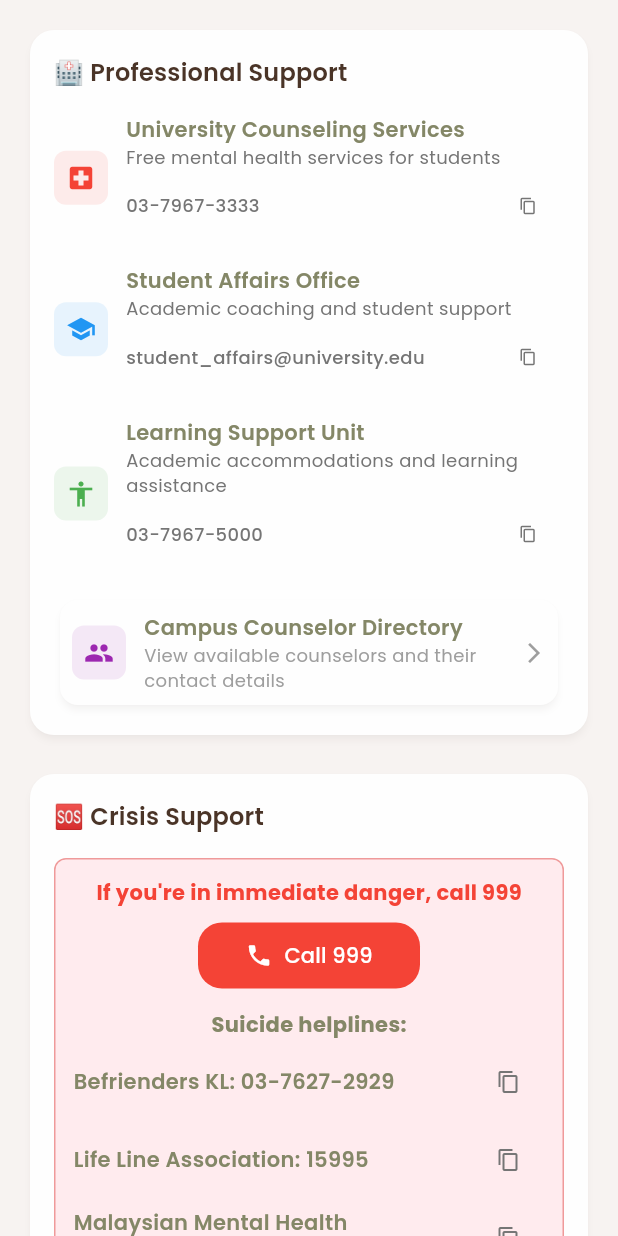
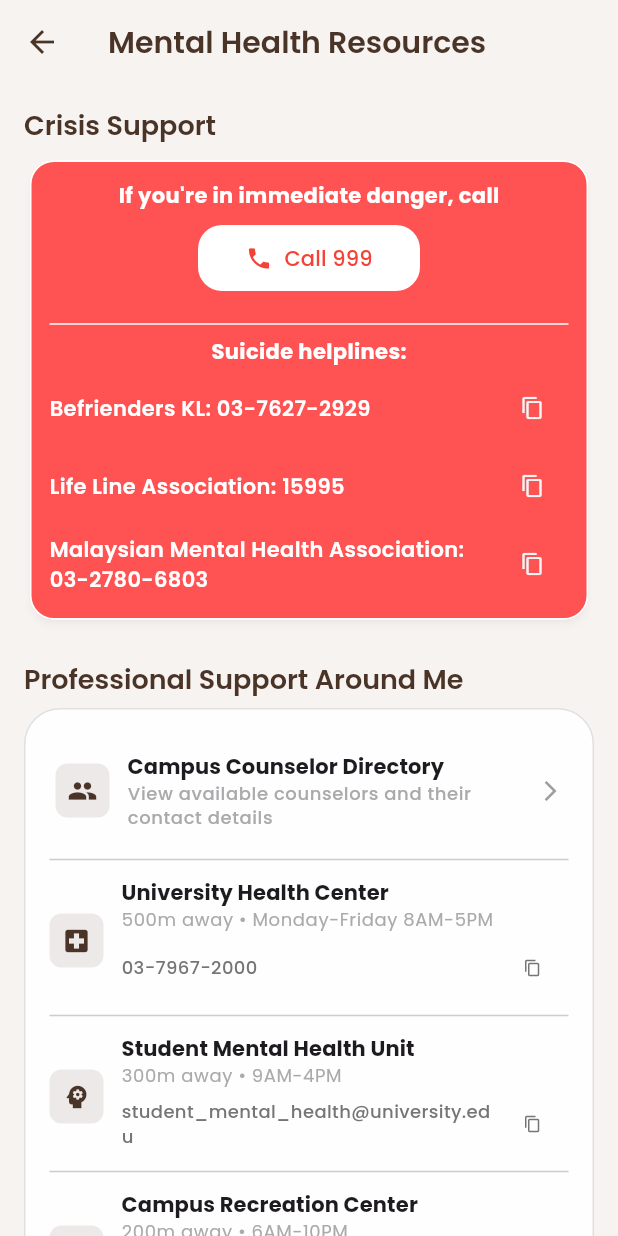
Before and after one commit to jocelyngan2005/solace, a Flutter app: the ResourcesScreen screen opened directly, on a phone screen of 412 x 824 dp. Run offline on Flutter 3.47's test engine with Material 3 defaults, Android fonts, the phone set to English and light mode, and no system bars; our stand-ins replace fl_chart, google_fonts; accounts and stored records are empty.

Commit message:
update mental health resources

```diff
--- a/lib/screens/academic/academic_screen.dart
+++ b/lib/screens/academic/academic_screen.dart
@@ -1,7 +1,7 @@
 import 'package:flutter/material.dart';
 import 'package:intl/intl.dart';
 import '../../widgets/dashboard_card.dart';
-import 'resources_screen.dart';
+import '../therapy/resources_screen.dart';
 
 class AcademicScreen extends StatefulWidget {
   const AcademicScreen({super.key});
--- a/lib/screens/academic/resources_screen.dart
+++ b/lib/screens/therapy/resources_screen.dart
@@ -1,6 +1,5 @@
 import 'package:flutter/material.dart';
 import 'package:flutter/services.dart';
-import '../../widgets/dashboard_card.dart';
 
 class ResourcesScreen extends StatelessWidget {
   const ResourcesScreen({super.key});
@@ -8,80 +7,50 @@
   @override
   Widget build(BuildContext context) {
     return Scaffold(
+      appBar: AppBar(
+        title: const Text('Mental Health Resources'),
+      ),
       body: SingleChildScrollView(
         padding: const EdgeInsets.all(16),
         child: Column(
           crossAxisAlignment: CrossAxisAlignment.start,
           children: [
-            // Professional Help
-            DashboardCard(
-              title: '🏥 Professional Support',
-              child: Column(
-                children: [
-                  _buildResourceItem(
-                    context,
-                    'University Counseling Services',
-                    'Free mental health services for students',
-                    '03-7967-3333',
-                    Icons.local_hospital,
-                    Colors.red,
-                  ),
-                  const SizedBox(height: 16),
-                  _buildResourceItem(
-                    context,
-                    'Student Affairs Office',
-                    'Academic coaching and student support',
-                    'student_affairs@university.edu',
-                    Icons.school,
-                    Colors.blue,
-                  ),
-                  const SizedBox(height: 16),
-                  _buildResourceItem(
-                    context,
-                    'Learning Support Unit',
-                    'Academic accommodations and learning assistance',
-                    '03-7967-5000',
-                    Icons.accessibility,
-                    Colors.green,
-                  ),
-                  const SizedBox(height: 16),
-                  _buildCounselorDirectoryCard(context),
-                ],
+            // Crisis Support
+            Text(
+              'Crisis Support',
+              style: Theme.of(context).textTheme.titleLarge?.copyWith(
+                fontWeight: FontWeight.w600,
               ),
             ),
-
-            const SizedBox(height: 18),
-
-            // Crisis Resources
-            DashboardCard(
-              title: '🆘 Crisis Support',
+            const SizedBox(height: 8),
+            Card(
               child: Column(
                 children: [
                   Container(
                     padding: const EdgeInsets.all(12),
                     decoration: BoxDecoration(
-                      color: Colors.red[50],
-                      borderRadius: BorderRadius.circular(8),
-                      border: Border.all(color: Colors.red[200]!),
+                      color: Colors.redAccent,
+                      borderRadius: BorderRadius.circular(16),
+                      border: Border.all(color: Colors.white),
                     ),
                     child: Column(
                       children: [
                         const Text(
-                          'If you\'re in immediate danger, call 999',
+                          'If you\'re in immediate danger, call',
                           style: TextStyle(
                           fontWeight: FontWeight.bold,
-                          color: Colors.red,
+                          color: Colors.white,
                           ),
                         ),
                         const SizedBox(height: 8),
                         SizedBox(
                           width: 148,
                           child: ElevatedButton.icon(
-                          icon: const Icon(Icons.phone, color: Colors.white),
+                          icon: const Icon(Icons.phone, color: Colors.red),
                           label: const Text('Call 999'),
                           style: ElevatedButton.styleFrom(
-                            backgroundColor: Colors.red,
-                            foregroundColor: Colors.white,
+                            backgroundColor: Colors.white,
+                            foregroundColor: Colors.red,
                             shape: RoundedRectangleBorder(
                             borderRadius: BorderRadius.circular(16),
                             ),
@@ -99,10 +68,12 @@
                           ),
                         ),
                         const SizedBox(height: 12),
+                        const Divider(color: Colors.white),
                         const Text(
                           'Suicide helplines:',
                           style: TextStyle(
                             fontWeight: FontWeight.bold,
+                            color: Colors.white,
                           ),
                         ),
                         const SizedBox(height: 4),
@@ -118,40 +89,68 @@
               ),
             ),
 
-            const SizedBox(height: 16),
+            const SizedBox(height: 24),
 
             // Location-based Help (Simulated)
-            DashboardCard(
-              title: '📍 Local Resources',
+            Text(
+              'Professional Support Around Me',
+              style: Theme.of(context).textTheme.titleLarge?.copyWith(
+                fontWeight: FontWeight.w600,
+              ),
+            ),
+            const SizedBox(height: 8),
+            Container(
+              padding: const EdgeInsets.all(12),
+              decoration: BoxDecoration(
+              color: Theme.of(context).colorScheme.surface,
+              borderRadius: BorderRadius.circular(24),
+              border: Border.all(color: Colors.grey[300]!),
+              ),
+              child: Card(
+              elevation: 0,
+              color: Colors.transparent,
+              shape: RoundedRectangleBorder(borderRadius: BorderRadius.circular(16)),
               child: Column(
                 children: [
+                _buildCounselorDirectoryCard(context),
+                Divider(color: Theme.of(context).colorScheme.outline.withOpacity(0.6)),
+                const SizedBox(height: 4),
                 _buildResourceItem(
                   context,
                   'University Health Center',
-                    '500m away • Open Monday-Friday 8AM-5PM',
+                  '500m away • Monday-Friday 8AM-5PM',
                   '03-7967-2000',
                   Icons.local_hospital,
-                    Colors.red,
                 ),
-                  const SizedBox(height: 12),
+                Divider(color: Theme.of(context).colorScheme.outline.withOpacity(0.6)),
+                const SizedBox(height: 4),
                 _buildResourceItem(
                   context,
                   'Student Mental Health Unit',
-                    '300m away • Walk-in hours: 9AM-4PM',
+                  '300m away • 9AM-4PM',
                   'student_mental_health@university.edu',
                   Icons.psychology,
-                    Colors.purple,
                 ),
-                  const SizedBox(height: 12),
+                Divider(color: Theme.of(context).colorScheme.outline.withOpacity(0.6)),
+                const SizedBox(height: 4),
                 _buildResourceItem(
                   context,
                   'Campus Recreation Center',
-                    '200m away • Free fitness and wellness programs',
+                  '200m away • 6AM-10PM',
                   '03-7967-3000',
                   Icons.fitness_center,
-                    Colors.orange,
+                ),
+                Divider(color: Theme.of(context).colorScheme.outline.withOpacity(0.6)),
+                const SizedBox(height: 4),
+                _buildResourceItem(
+                  context,
+                  'Student Affairs Office',
+                  '300m away • Monday-Friday 9AM-6PM',
+                  'student_affairs@university.edu',
+                  Icons.school,
                 ),
                 ],
+              ),
               ),
             ),
 
@@ -215,39 +214,46 @@
 
   Widget _buildCounselorDirectoryCard(BuildContext context) {
     return Card(
-      elevation: 2,
+      elevation: 0, // No shadow
+      color: Theme.of(context).colorScheme.surface,
       shape: RoundedRectangleBorder(borderRadius: BorderRadius.circular(12)),
       child: InkWell(
         onTap: () => _showCounselorDirectory(context),
         borderRadius: BorderRadius.circular(12),
         child: Padding(
-          padding: const EdgeInsets.all(8),
+          padding: const EdgeInsets.symmetric(horizontal: 0, vertical: 8),
           child: Row(
             children: [
               Container(
                 padding: const EdgeInsets.all(8),
                 decoration: BoxDecoration(
-                  color: Colors.purple.withOpacity(0.1),
+                  color: Theme.of(context).colorScheme.onSurface.withOpacity(0.1),
                   borderRadius: BorderRadius.circular(8),
                 ),
-                child: const Icon(Icons.people, color: Colors.purple, size: 20),
+                child: Icon(Icons.people, color: Theme.of(context).colorScheme.onSurface, size: 20),
               ),
               const SizedBox(width: 12),
-              const Expanded(
+              Expanded(
                 child: Column(
                   crossAxisAlignment: CrossAxisAlignment.start,
                   children: [
                     Text(
                       'Campus Counselor Directory',
-                      style: TextStyle(fontWeight: FontWeight.w600),
+                      style: Theme.of(context).textTheme.titleSmall?.copyWith(
+                        fontWeight: FontWeight.w700,
+                      ),
                     ),
                     Text(
                       'View available counselors and their contact details',
-                      style: TextStyle(color: Colors.grey, fontSize: 12),
+                      style: Theme.of(context).textTheme.bodySmall?.copyWith(
+                        fontWeight: FontWeight.w500,
+                        color: Theme.of(context).colorScheme.outline,
+                      ),
                     ),
                   ],
                 ),
               ),
+              const SizedBox(width: 8),
               const Icon(Icons.arrow_forward_ios, size: 16, color: Colors.grey),
             ],
           ),
@@ -256,7 +262,7 @@
     );
   }
 
-  Widget _buildResourceItem(BuildContext context, String title, String description, String contact, IconData icon, Color color) {
+  Widget _buildResourceItem(BuildContext context, String title, String description, String contact, IconData icon) {
     final isPhoneNumber = contact.startsWith('03-') ||
         contact.startsWith('01-') ||
         contact.startsWith('04-') ||
@@ -272,10 +278,10 @@
         Container(
           padding: const EdgeInsets.all(8),
           decoration: BoxDecoration(
-            color: color.withOpacity(0.1),
+            color: Theme.of(context).colorScheme.onSurface.withOpacity(0.1),
             borderRadius: BorderRadius.circular(8),
           ),
-          child: Icon(icon, color: color, size: 20),
+          child: Icon(icon, color: Theme.of(context).colorScheme.onSurface, size: 20),
         ),
         const SizedBox(width: 12),
         Expanded(
@@ -284,11 +290,15 @@
             children: [
               Text(
                 title,
-                style: const TextStyle(fontWeight: FontWeight.w600),
+                style: Theme.of(context).textTheme.titleSmall?.copyWith(
+                        fontWeight: FontWeight.w700,
+                      ),
               ),
               Text(
                 description,
-                style: TextStyle(color: Colors.grey[600], fontSize: 12),
+                style: Theme.of(context).textTheme.bodySmall?.copyWith(
+                      color: Theme.of(context).colorScheme.outline,
+                    ),
               ),
               if (contact.isNotEmpty)
                 Row(
@@ -330,12 +340,12 @@
         Expanded(
           child: Text(
             '$name: $phoneNumber',
-            style: const TextStyle(fontWeight: FontWeight.w600),
+            style: const TextStyle(fontWeight: FontWeight.w600, color: Colors.white),
           ),
         ),
         IconButton(
           onPressed: () => _copyToClipboard(context, phoneNumber),
-          icon: Icon(Icons.copy, size: 16, color: Colors.grey[600]),
+          icon: Icon(Icons.copy, size: 16, color: Colors.grey[100]),
           tooltip: 'Copy phone number',
           padding: EdgeInsets.zero,
           constraints: const BoxConstraints(),
--- a/lib/screens/therapy/wellness_tools_screen.dart
+++ b/lib/screens/therapy/wellness_tools_screen.dart
@@ -7,6 +7,7 @@
 import 'breathing_exercises_screen.dart';
 import '../../widgets/habit_tracker.dart';
 import '../../data/journal_entry_service.dart';
+import 'resources_screen.dart';
 
 class WellnessToolsScreen extends StatelessWidget {
   const WellnessToolsScreen({super.key});
@@ -114,6 +115,21 @@
             () => Navigator.push(
               context,
               MaterialPageRoute(builder: (context) => const HabitTracker()),
+            ),
+          ),
+
+          const SizedBox(height: 16),
+
+          // Mental Health Resources
+          _buildToolCard(
+            context,
+            'Mental Health Resources',
+            'Access a variety of mental health resources',
+            Icons.menu_book,
+            Colors.indigo,
+            () => Navigator.push(
+              context,
+              MaterialPageRoute(builder: (context) => const ResourcesScreen()),
             ),
           ),
 
```
Lines whose indentation alone changed are shown as unchanged.
